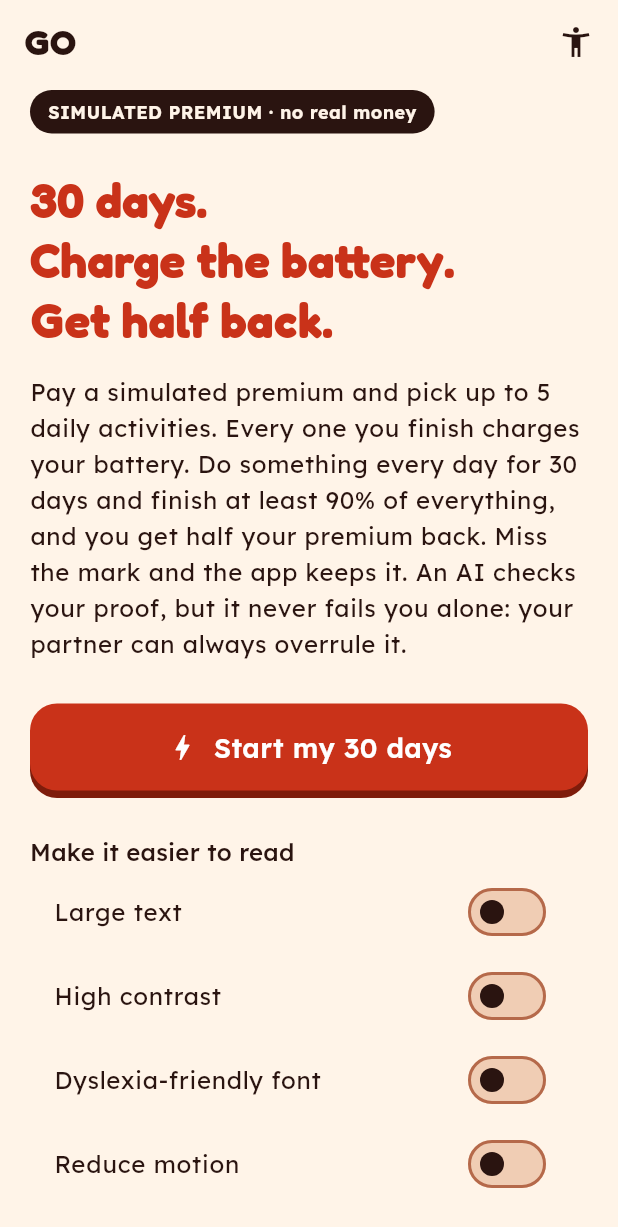
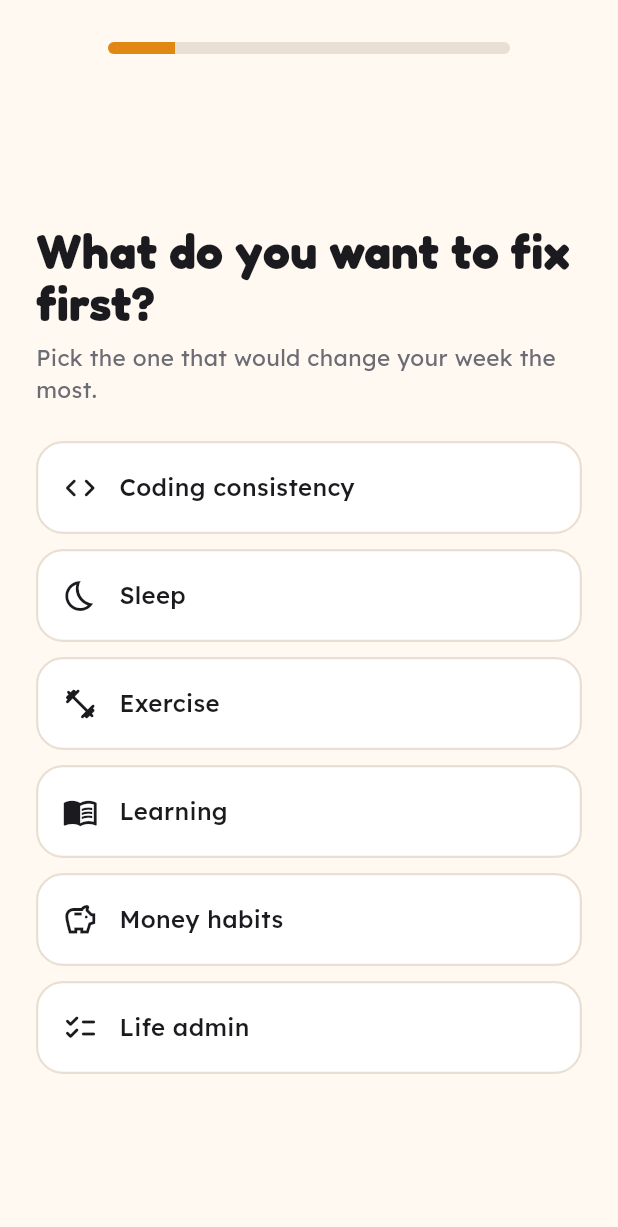
Before and after one commit to olowolayemogoodness-crypto/go-app, a Flutter app: the screen it shows once a user with an empty profile is signed in, on a phone screen of 412 x 824 dp. Shown: the top 1227 px of the screen. Run offline on Flutter 3.47's test engine with Material 3 defaults, Android fonts, the phone set to English and light mode, and no system bars; our stand-ins replace camera, cloud_firestore, firebase_ai, firebase_auth, firebase_core, flutter_tts and 3 more; accounts and stored records are empty; network calls fail.

Commit message:
Step 3: questionnaire with repeating habit picker, screen-time note

```diff
--- /dev/null
+++ b/lib/screens/onboarding.dart
@@ -0,0 +1,335 @@
+import 'package:cloud_firestore/cloud_firestore.dart';
+import 'package:firebase_auth/firebase_auth.dart';
+import 'package:flutter/material.dart';
+import 'package:google_fonts/google_fonts.dart';
+
+import '../theme/prefs.dart';
+import 'home.dart';
+
+const Color _bg = Color(0xFFFFF9F2);
+const Color _ink = Color(0xFF1B1B1F);
+const Color _muted = Color(0xFF6C6C75);
+const Color _orange = Color(0xFFE08813);
+const Color _orangeSoft = Color(0xFFFFF0DA);
+const Color _line = Color(0xFFE9DFD2);
+
+/// After sign-in: new users answer the questionnaire once, everyone else goes home.
+class PostAuthGate extends StatelessWidget {
+  const PostAuthGate({super.key});
+
+  @override
+  Widget build(BuildContext context) {
+    final uid = FirebaseAuth.instance.currentUser?.uid;
+    if (uid == null) return const Scaffold(backgroundColor: _bg);
+    return StreamBuilder<DocumentSnapshot<Map<String, dynamic>>>(
+      stream: FirebaseFirestore.instance.doc('users/$uid').snapshots(),
+      builder: (context, snap) {
+        // If the profile can't be read, don't trap the user on a blank screen.
+        if (snap.hasError) return const HomeGate();
+        if (!snap.hasData) return const Scaffold(backgroundColor: _bg);
+        if (snap.data!.data()?['onboarded'] == true) return const HomeGate();
+        return const OnboardingScreen();
+      },
+    );
+  }
+}
+
+class _Opt {
+  final String value, label;
+  final IconData icon;
+  const _Opt(this.value, this.label, this.icon);
+}
+
+class _Q {
+  final String id, title, sub;
+  final List<_Opt> opts;
+  const _Q(this.id, this.title, this.sub, this.opts);
+}
+
+const _questions = <_Q>[
+  _Q('focus', 'What do you want to fix first?', 'Pick the one that would change your week the most.', [
+    _Opt('coding', 'Coding consistency', Icons.code_rounded),
+    _Opt('sleep', 'Sleep', Icons.bedtime_outlined),
+    _Opt('exercise', 'Exercise', Icons.fitness_center_rounded),
+    _Opt('learning', 'Learning', Icons.menu_book_outlined),
+    _Opt('money', 'Money habits', Icons.savings_outlined),
+    _Opt('admin', 'Life admin', Icons.checklist_rounded),
+  ]),
+  _Q('bestTime', 'When do you work best?', 'We will nudge you at the right time.', [
+    _Opt('morning', 'Morning', Icons.wb_sunny_outlined),
+    _Opt('afternoon', 'Afternoon', Icons.light_mode_outlined),
+    _Opt('evening', 'Evening', Icons.wb_twilight_rounded),
+    _Opt('night', 'Late night', Icons.nightlight_outlined),
+  ]),
+  _Q('hours', 'How long do you code or study each day?', 'An honest guess is fine.', [
+    _Opt('<1', 'Under 1 hour', Icons.timelapse_rounded),
+    _Opt('1-2', '1 to 2 hours', Icons.timelapse_rounded),
+    _Opt('3-5', '3 to 5 hours', Icons.timelapse_rounded),
+    _Opt('6+', '6 hours or more', Icons.timelapse_rounded),
+  ]),
+  _Q('derail', 'What usually derails you?', 'No judgement. This shapes your plan.', [
+    _Opt('procrastination', 'I put things off', Icons.hourglass_bottom_rounded),
+    _Opt('scrolling', 'Phone and scrolling', Icons.smartphone_rounded),
+    _Opt('burnout', 'I burn out', Icons.battery_alert_rounded),
+    _Opt('noplan', 'I have no plan', Icons.explore_off_outlined),
+  ]),
+  _Q('streak', 'Longest streak you have ever kept?', 'Be honest, it helps us set the bar.', [
+    _Opt('0', 'Never kept one', Icons.flag_outlined),
+    _Opt('1-7', 'Up to a week', Icons.local_fire_department_outlined),
+    _Opt('8-21', '1 to 3 weeks', Icons.local_fire_department_outlined),
+    _Opt('22+', 'Over 3 weeks', Icons.local_fire_department_rounded),
+  ]),
+  _Q('habits', 'How many daily habits to start with?', 'Fewer is easier. You can add more later.', [
+    _Opt('1', '1 habit', Icons.looks_one_outlined),
+    _Opt('2', '2 habits', Icons.looks_two_outlined),
+    _Opt('3', '3 habits', Icons.looks_3_outlined),
+    _Opt('4', '4 habits', Icons.looks_4_outlined),
+    _Opt('5', '5 habits', Icons.looks_5_outlined),
+  ]),
+];
+
+/// Turns the answers into starter activities for the first 30-day program.
+List<Map<String, String>> _suggest(Map<String, String> a) {
+  const byFocus = {
+    'coding': {'title': 'Push a commit', 'kind': 'github'},
+    'sleep': {'title': 'Phone down by 11pm', 'kind': 'camera'},
+    'exercise': {'title': 'Workout 20 minutes', 'kind': 'camera'},
+    'learning': {'title': 'Study 30 minutes', 'kind': 'camera'},
+    'money': {'title': 'Log today\'s spending', 'kind': 'camera'},
+    'admin': {'title': 'Tidy desk for 10 minutes', 'kind': 'camera'},
+  };
+  const pool = [
+    {'title': 'Push a commit', 'kind': 'github'},
+    {'title': 'Workout 20 minutes', 'kind': 'camera'},
+    {'title': 'Study 30 minutes', 'kind': 'camera'},
+    {'title': 'Read 20 pages', 'kind': 'camera'},
+    {'title': 'Tidy desk for 10 minutes', 'kind': 'camera'},
+  ];
+  final n = (int.tryParse(a['habits'] ?? '') ?? 3).clamp(1, 5);
+  final out = <Map<String, String>>[Map<String, String>.from(byFocus[a['focus']] ?? pool.first)];
+  for (final p in pool) {
+    if (out.length >= n) break;
+    if (out.any((o) => o['title'] == p['title'])) continue;
+    out.add(Map<String, String>.from(p));
+  }
+  return out;
+}
+
+class OnboardingScreen extends StatefulWidget {
+  const OnboardingScreen({super.key});
+  @override
+  State<OnboardingScreen> createState() => _OnboardingScreenState();
+}
+
+class _OnboardingScreenState extends State<OnboardingScreen> {
+  int _step = 0;
+  bool _forward = true;
+  bool _saving = false;
+  final Map<String, String> _answers = {};
+
+  Future<void> _pick(String value) async {
+    final q = _questions[_step];
+    setState(() => _answers[q.id] = value);
+    await Future.delayed(const Duration(milliseconds: 220));
+    if (!mounted) return;
+    if (_step < _questions.length - 1) {
+      setState(() {
+        _forward = true;
+        _step++;
+      });
+    } else {
+      await _finish();
+    }
+  }
+
+  void _back() {
+    if (_step == 0 || _saving) return;
+    setState(() {
+      _forward = false;
+      _step--;
+    });
+  }
+
+  Future<void> _finish() async {
+    final uid = FirebaseAuth.instance.currentUser?.uid;
+    if (uid == null) return;
+    setState(() => _saving = true);
+    try {
+      await FirebaseFirestore.instance.doc('users/$uid').set({
+        'onboarded': true,
+        'profile': {
+          ..._answers,
+          'suggested': _suggest(_answers),
+          'completedAtMs': DateTime.now().millisecondsSinceEpoch,
+        },
+      }, SetOptions(merge: true));
+      // PostAuthGate listens to this document and moves on by itself.
+    } catch (_) {
+      if (!mounted) return;
+      setState(() => _saving = false);
+      ScaffoldMessenger.of(context).showSnackBar(
+          const SnackBar(content: Text('Could not save your answers. Check your connection and try again.')));
+    }
+  }
+
+  @override
+  Widget build(BuildContext context) {
+    final q = _questions[_step];
+    final reduce = prefs.reduceMotionFor(context);
+    final progress = (_step + 1) / _questions.length;
+    return Scaffold(
+      backgroundColor: _bg,
+      body: SafeArea(
+        child: Center(
+          child: ConstrainedBox(
+            constraints: const BoxConstraints(maxWidth: 460),
+            child: Padding(
+              padding: const EdgeInsets.fromLTRB(24, 8, 24, 20),
+              child: Column(
+                crossAxisAlignment: CrossAxisAlignment.stretch,
+                children: [
+                  Row(children: [
+                    SizedBox(
+                      width: 48,
+                      height: 48,
+                      child: _step == 0
+                          ? null
+                          : IconButton(
+                              tooltip: 'Back',
+                              onPressed: _back,
+                              icon: const Icon(Icons.arrow_back_rounded, color: _ink),
+                            ),
+                    ),
+                    Expanded(
+                      child: Semantics(
+                        label: 'Question ${_step + 1} of ${_questions.length}',
+                        child: ClipRRect(
+                          borderRadius: BorderRadius.circular(99),
+                          child: TweenAnimationBuilder<double>(
+                            tween: Tween(begin: 0, end: progress),
+                            duration: reduce ? Duration.zero : const Duration(milliseconds: 350),
+                            curve: Curves.easeOutCubic,
+                            builder: (_, v, __) => LinearProgressIndicator(
+                              value: v,
+                              minHeight: 8,
+                              backgroundColor: _line,
+                              valueColor: const AlwaysStoppedAnimation(_orange),
+                            ),
+                          ),
+                        ),
+                      ),
+                    ),
+                    const SizedBox(width: 48),
+                  ]),
+                  const SizedBox(height: 16),
+                  Expanded(
+                    child: _saving
+                        ? Center(
+                            child: Column(mainAxisSize: MainAxisSize.min, children: [
+                              const CircularProgressIndicator(color: _orange),
+                              const SizedBox(height: 16),
+                              Text('Building your plan...', style: GoogleFonts.lexend(fontSize: 16, color: _muted)),
+                            ]),
+                          )
+                        : AnimatedSwitcher(
+                            duration: reduce ? Duration.zero : const Duration(milliseconds: 320),
+                            transitionBuilder: (child, anim) {
+                              final incoming = child.key == ValueKey(_step);
+                              final dx = (incoming ? 1.0 : -1.0) * (_forward ? 1 : -1) * 0.12;
+                              return FadeTransition(
+                                opacity: anim,
+                                child: SlideTransition(
+                                  position: Tween(begin: Offset(dx, 0), end: Offset.zero).animate(anim),
+                                  child: child,
+                                ),
+                              );
+                            },
+                            child: _QuestionView(
+                              key: ValueKey(_step),
+                              q: q,
+                              selected: _answers[q.id],
+                              onPick: _pick,
+                            ),
+                          ),
+                  ),
+                ],
+              ),
+            ),
+          ),
+        ),
+      ),
+    );
+  }
+}
+
+class _QuestionView extends StatelessWidget {
+  final _Q q;
+  final String? selected;
+  final ValueChanged<String> onPick;
+  const _QuestionView({super.key, required this.q, required this.selected, required this.onPick});
+
+  @override
+  Widget build(BuildContext context) {
+    return SingleChildScrollView(
+      child: Column(
+        crossAxisAlignment: CrossAxisAlignment.stretch,
+        children: [
+          Semantics(
+            header: true,
+            child: Text(q.title,
+                style: GoogleFonts.fredoka(fontSize: 32, height: 1.1, fontWeight: FontWeight.w700, color: _ink)),
+          ),
+          const SizedBox(height: 8),
+          Text(q.sub, style: GoogleFonts.lexend(fontSize: 15, height: 1.4, color: _muted)),
+          const SizedBox(height: 24),
+          for (final o in q.opts) ...[
+            _OptionTile(opt: o, selected: selected == o.value, onTap: () => onPick(o.value)),
+            const SizedBox(height: 10),
+          ],
+        ],
+      ),
+    );
+  }
+}
+
+class _OptionTile extends StatelessWidget {
+  final _Opt opt;
+  final bool selected;
+  final VoidCallback onTap;
+  const _OptionTile({required this.opt, required this.selected, required this.onTap});
+
+  @override
+  Widget build(BuildContext context) {
+    return Semantics(
+      button: true,
+      selected: selected,
+      label: opt.label,
+      excludeSemantics: true,
+      child: Material(
+        color: selected ? _orangeSoft : Colors.white,
+        borderRadius: BorderRadius.circular(18),
+        child: InkWell(
+          borderRadius: BorderRadius.circular(18),
+          onTap: onTap,
+          child: Container(
+            height: 62,
+            padding: const EdgeInsets.symmetric(horizontal: 16),
+            decoration: BoxDecoration(
+              borderRadius: BorderRadius.circular(18),
+              border: Border.all(color: selected ? _orange : _line, width: selected ? 2 : 1.5),
+            ),
+            child: Row(children: [
+              Icon(opt.icon, color: selected ? _orange : _ink, size: 24),
+              const SizedBox(width: 14),
+              Expanded(
+                child: Text(opt.label,
+                    style: GoogleFonts.lexend(fontSize: 16, fontWeight: FontWeight.w500, color: _ink)),
+              ),
+              if (selected) const Icon(Icons.check_circle_rounded, color: _orange),
+            ]),
+          ),
+        ),
+      ),
+    );
+  }
+}
```
Also changed, not shown: lib/screens/new_pledge.dart (+30 -0 lines), lib/screens/sign_in.dart (+157 -111 lines), 2 other files.
